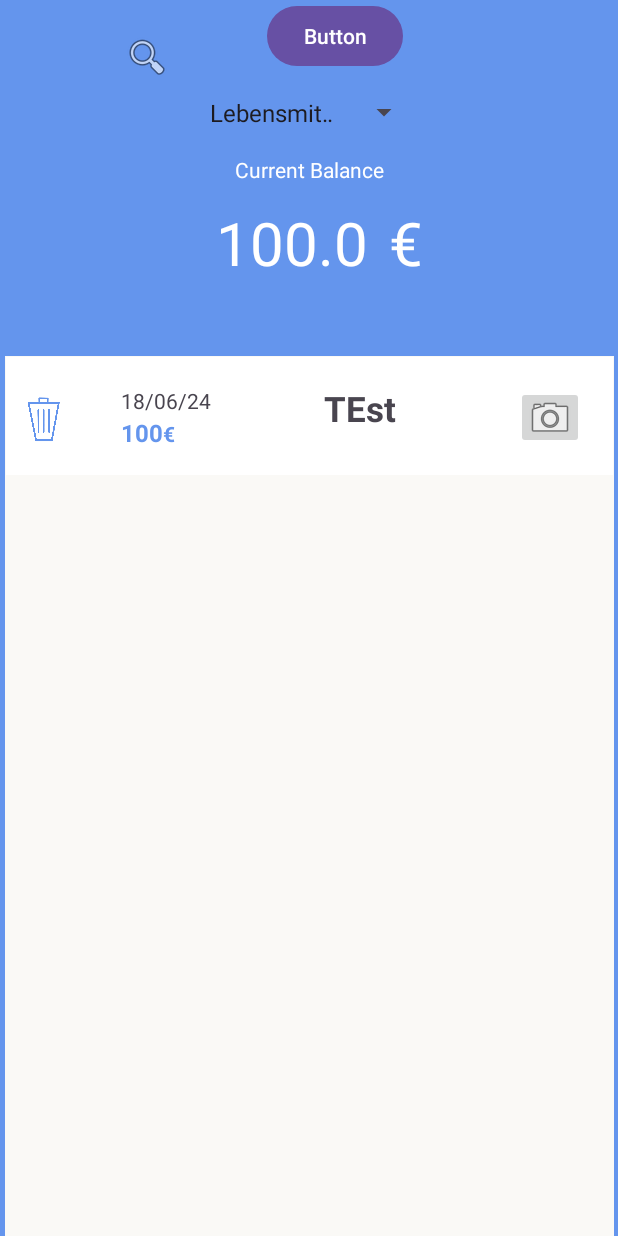
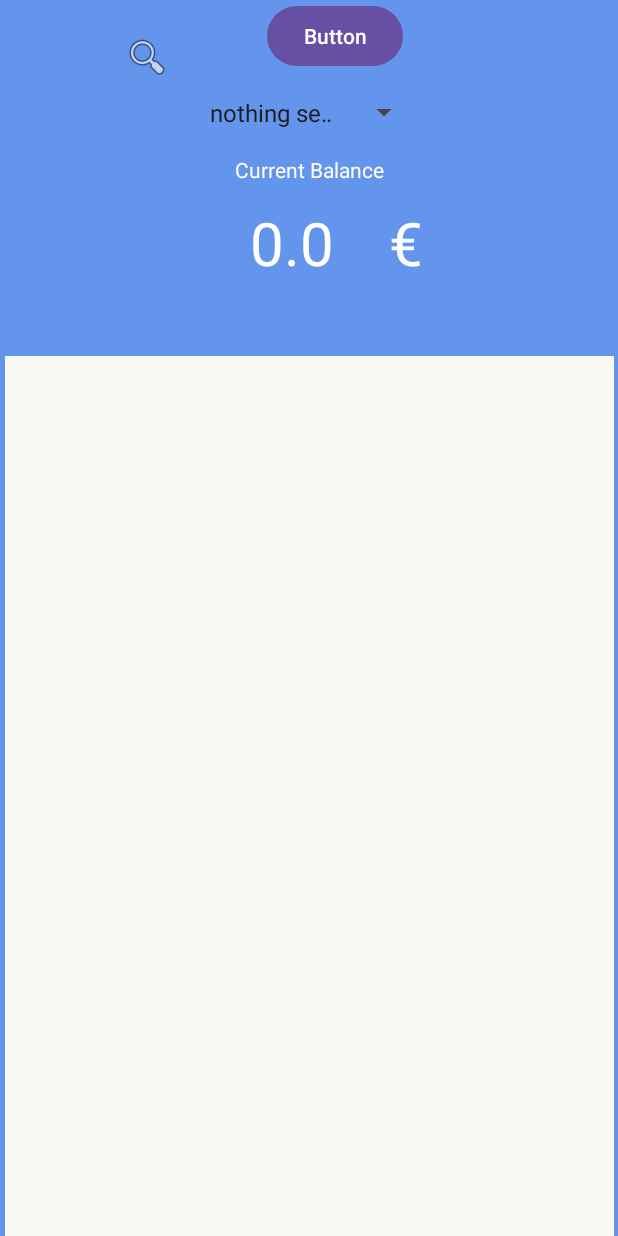
Before and after one commit to ExpenserManager/ExpenseManager, an Android app: the screen it shows after launch (ExpenseViewActivity), on a phone screen of 412 x 824 dp. Run offline under Robolectric (Android 15) with nearby library versions, the phone set to English and light mode, and no system bars.

Commit message:
fix issues with spinner  The dropdown menu wasn't working correctly.

```diff
--- a/app/src/main/java/com/example/expensermanager/ExpenseViewActivity.java
+++ b/app/src/main/java/com/example/expensermanager/ExpenseViewActivity.java
@@ -71,7 +71,7 @@ public class ExpenseViewActivity extends AppCompatActivity {
 
 
 //      //inserting data to test the recycler view
-dbHelper.insertData(dbHelper, "Lebensmittel", "TEst", 100.0, "18/06/24", "expense_manager");
+//dbHelper.insertData(dbHelper, "Lebensmittel", "TEst", 100.0, "18/06/24", "expense_manager");
 //        dbHelper.insertData(dbHelper, "Gesundheit", "Apotheke", 30.0, "19/06/24", "expense_manager");
 //        dbHelper.insertData(dbHelper, "Tierarzt", "Katze", 50.0, "10/04/24", "expense_manager");
 //
@@ -101,7 +101,7 @@ dbHelper.insertData(dbHelper, "Lebensmittel", "TEst", 100.0, "18/06/24", "expens
             }
         });
 
-        storeDataInArrayLists();
+        //storeDataInArrayLists();
 
         recyclerView = findViewById(R.id.rv);
 
@@ -112,17 +112,19 @@ dbHelper.insertData(dbHelper, "Lebensmittel", "TEst", 100.0, "18/06/24", "expens
         double total = calculateCurrentBalance();
         binding.currentBalanceMoney.setText("" + total);
 
+        //storeDataInArrayLists();
         Spinner spinner = findViewById(R.id.spinner);
-        ArrayList spinnerList = category;
-        spinnerList.add(0,"nothing selected");
-        spinner.setAdapter(new ArrayAdapter<>(this, androidx.appcompat.R.layout.support_simple_spinner_dropdown_item,spinnerList)); //show categories in spinner
-
+        ArrayList spinnerList = dbHelper.getAllCategories();
+        spinnerList.add(0, "nothing selected");
+        //populateCategoryList();
+        ArrayAdapter<String> spinnerAdapter = new ArrayAdapter<>(this, androidx.appcompat.R.layout.support_simple_spinner_dropdown_item, spinnerList);
+        spinner.setAdapter(spinnerAdapter); //show categories in spinner
         //onItemSelectedListener
 
         spinner.setOnItemSelectedListener(new AdapterView.OnItemSelectedListener() {
             @Override
             public void onItemSelected(AdapterView<?> parent, View view, int position, long id) {
-                String c = category.get(position);
+                String c = (String) spinnerList.get(position);
                 filterList(null, "category", c);
             }
 
@@ -148,9 +150,12 @@ dbHelper.insertData(dbHelper, "Lebensmittel", "TEst", 100.0, "18/06/24", "expens
         super.onResume();
         storeDataInArrayLists();
         adapter.notifyDataSetChanged();
+        double total = calculateCurrentBalance();
+        binding.currentBalanceMoney.setText("" + total);
     }
 
     private void filterList(String newText, String type, String categoryFilter) {
+
        ArrayList<String> filteredListDescription = new ArrayList<>();
        ArrayList<String> filteredListId = new ArrayList<>();
        ArrayList<String> filteredListAmount = new ArrayList<>();
@@ -166,10 +171,15 @@ dbHelper.insertData(dbHelper, "Lebensmittel", "TEst", 100.0, "18/06/24", "expens
                }
            }
        }else if (type.equals("category")){
-           Cursor cursor = dbHelper.filterDatabaseCategory(categoryFilter);
+         Cursor cursor = dbHelper.filterDatabaseCategory(categoryFilter);
 
            if(categoryFilter.equals("nothing selected")){
-               storeDataInArrayLists();
+               // Reload all data
+               //storeDataInArrayLists();
+               filteredListDescription.addAll(description);
+               filteredListId.addAll(id);
+               filteredListAmount.addAll(amount);
+               filteredListDate.addAll(date);
                adapter.setFilteredList(description, id, amount, date);
                return;
            }
@@ -196,6 +206,9 @@ dbHelper.insertData(dbHelper, "Lebensmittel", "TEst", 100.0, "18/06/24", "expens
             adapter.setFilteredList(filteredListDescription, filteredListId, filteredListAmount, filteredListDate);
         }
     }
+
+
+
 
     //onActivityResult -> implementation from ChatGPT
     @Override
```
